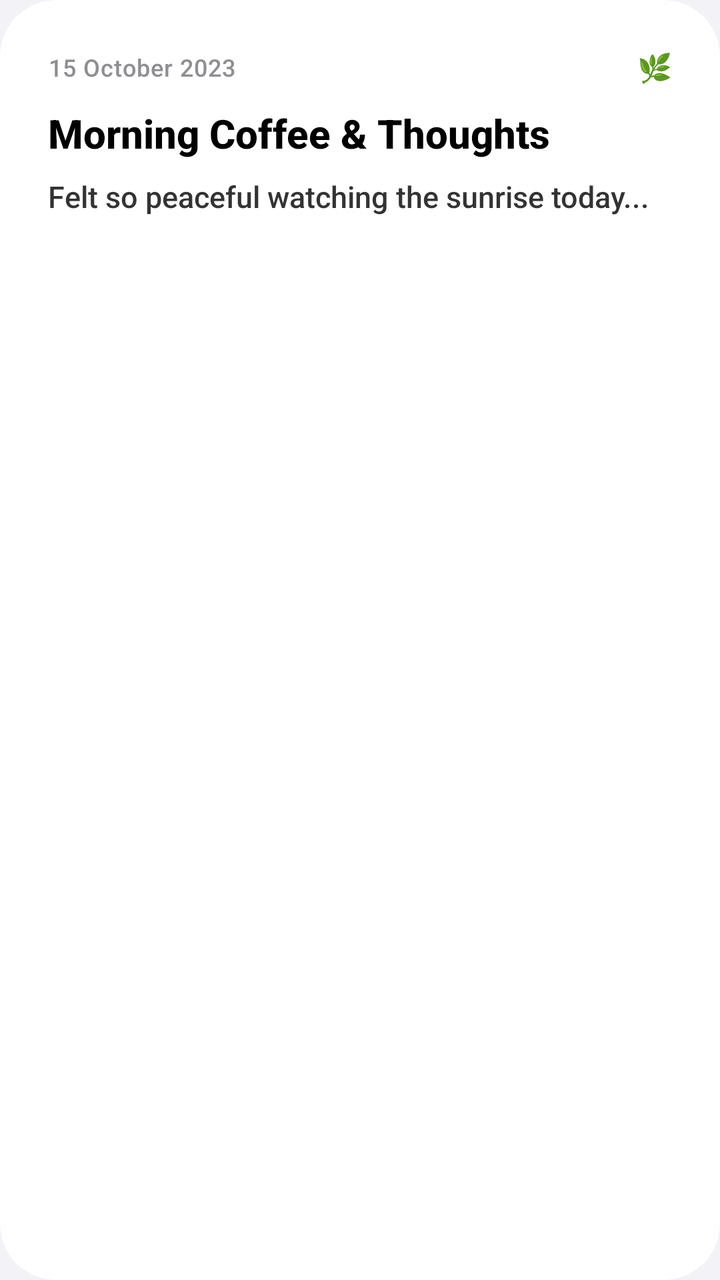
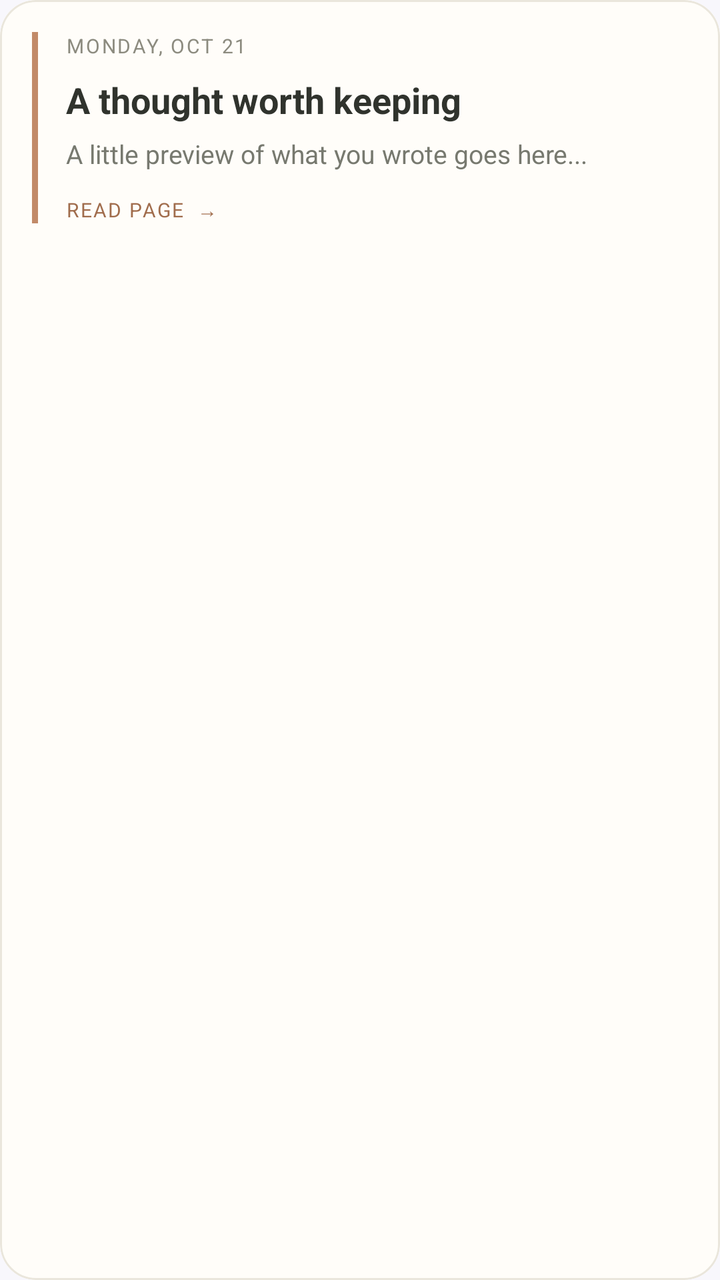

Before-and-after screenshots of an Android layout around one commit, followed by the original layout XML and the change that was made.
<!-- AndroidManifest.xml: application theme Theme.Floow -->
<!-- res/layout/item_journal.xml -->
<?xml version="1.0" encoding="utf-8"?>
<androidx.cardview.widget.CardView xmlns:android="http://schemas.android.com/apk/res/android"
    xmlns:app="http://schemas.android.com/apk/res-auto"
    android:layout_width="match_parent"
    android:layout_height="wrap_content"
    android:layout_marginBottom="16dp"
    app:cardCornerRadius="28dp"
    app:cardElevation="0dp"
    app:cardBackgroundColor="@color/white">

    <LinearLayout
        android:id="@+id/cardBackground"
        android:layout_width="match_parent"
        android:layout_height="wrap_content"
        android:orientation="vertical"
        android:padding="24dp">

        <LinearLayout
            android:layout_width="match_parent"
            android:layout_height="wrap_content"
            android:gravity="center_vertical"
            android:orientation="horizontal">

            <TextView
                android:id="@+id/tvDate"
                android:layout_width="0dp"
                android:layout_height="wrap_content"
                android:layout_weight="1"
                android:text="15 October 2023"
                android:textColor="@color/text_secondary"
                android:textSize="12sp"
                android:fontFamily="sans-serif-medium"
                android:letterSpacing="0.03" />

            <TextView
                android:layout_width="wrap_content"
                android:layout_height="wrap_content"
                android:text="🌿"
                android:textSize="14sp" />
        </LinearLayout>

        <TextView
            android:id="@+id/tvTitle"
            android:layout_width="match_parent"
            android:layout_height="wrap_content"
            android:layout_marginTop="10dp"
            android:text="Morning Coffee &amp; Thoughts"
            android:textColor="@color/text_primary"
            android:textSize="20sp"
            android:textStyle="bold"
            android:fontFamily="sans-serif-medium" />

        <TextView
            android:id="@+id/tvContentPreview"
            android:layout_width="match_parent"
            android:layout_height="wrap_content"
            android:layout_marginTop="8dp"
            android:ellipsize="end"
            android:maxLines="3"
            android:text="Felt so peaceful watching the sunrise today..."
            android:textColor="@color/text_primary"
            android:textSize="15sp"
            android:lineSpacingExtra="4dp"
            android:alpha="0.8" />

    </LinearLayout>
</androidx.cardview.widget.CardView>
<!-- resources referenced by this layout -->
<resources>
  <color name="text_primary">#FF000000</color>
  <color name="text_secondary">#FF8E8E93</color>
  <color name="white">#FFFFFFFF</color>
  <style name="Theme.Floow" parent="Theme.Material3.Light.NoActionBar">
          <item name="colorPrimary">@color/accent</item>
          <item name="colorOnPrimary">@color/white</item>
          <item name="android:statusBarColor">@color/background</item>
          <item name="android:windowLightStatusBar">true</item>
          <item name="android:navigationBarColor">@color/background</item>
          <item name="android:windowBackground">@color/background</item>
  
          
          <item name="fontFamily">sans-serif-medium</item>
      </style>
  <color name="accent">#FF007AFF</color>
  <color name="background">#FFF2F2F7</color>
</resources>

<!-- the commit's change to res/layout/item_journal.xml (unified diff, before → after) -->
@@ -1,67 +1,82 @@
 <?xml version="1.0" encoding="utf-8"?>
-<androidx.cardview.widget.CardView xmlns:android="http://schemas.android.com/apk/res/android"
+<com.google.android.material.card.MaterialCardView
+    xmlns:android="http://schemas.android.com/apk/res/android"
     xmlns:app="http://schemas.android.com/apk/res-auto"
     android:layout_width="match_parent"
     android:layout_height="wrap_content"
-    android:layout_marginBottom="16dp"
-    app:cardCornerRadius="28dp"
+    android:layout_marginBottom="12dp"
+    app:cardBackgroundColor="#FFFDF9"
+    app:cardCornerRadius="18dp"
     app:cardElevation="0dp"
-    app:cardBackgroundColor="@color/white">
+    app:strokeColor="#EAE6DC"
+    app:strokeWidth="1dp">
 
     <LinearLayout
         android:id="@+id/cardBackground"
         android:layout_width="match_parent"
         android:layout_height="wrap_content"
-        android:orientation="vertical"
-        android:padding="24dp">
+        android:background="#FFFDF9"
+        android:orientation="horizontal"
+        android:padding="16dp">
+
+        <View
+            android:layout_width="3dp"
+            android:layout_height="match_parent"
+            android:layout_marginEnd="14dp"
+            android:background="#C28A69" />
 
         <LinearLayout
-            android:layout_width="match_parent"
+            android:layout_width="0dp"
             android:layout_height="wrap_content"
-            android:gravity="center_vertical"
-            android:orientation="horizontal">
+            android:layout_weight="1"
+            android:orientation="vertical">
 
             <TextView
-                android:id="@+id/tvDate"
-                android:layout_width="0dp"
+                android:id="@+id/tvJournalDate"
+                android:layout_width="wrap_content"
                 android:layout_height="wrap_content"
-                android:layout_weight="1"
-                android:text="15 October 2023"
-                android:textColor="@color/text_secondary"
-                android:textSize="12sp"
-                android:fontFamily="sans-serif-medium"
-                android:letterSpacing="0.03" />
+                android:text="MONDAY, OCT 21"
+                android:textColor="#8C8B7F"
+                android:textSize="10sp"
+                android:letterSpacing="0.09"
+                android:fontFamily="sans-serif-medium" />
+
+            <TextView
+                android:id="@+id/tvJournalTitle"
+                android:layout_width="match_parent"
+                android:layout_height="wrap_content"
+                android:layout_marginTop="8dp"
+                android:ellipsize="end"
+                android:maxLines="1"
+                android:text="A thought worth keeping"
+                android:textColor="#30332D"
+                android:textSize="18sp"
+                android:fontFamily="sans-serif"
+                android:textStyle="bold" />
+
+            <TextView
+                android:id="@+id/tvJournalContent"
+                android:layout_width="match_parent"
+                android:layout_height="wrap_content"
+                android:layout_marginTop="6dp"
+                android:ellipsize="end"
+                android:maxLines="2"
+                android:text="A little preview of what you wrote goes here..."
+                android:textColor="#77796F"
+                android:textSize="13sp"
+                android:lineSpacingExtra="3dp" />
 
             <TextView
                 android:layout_width="wrap_content"
                 android:layout_height="wrap_content"
-                android:text="🌿"
-                android:textSize="14sp" />
+                android:layout_marginTop="12dp"
+                android:text="READ PAGE  →"
+                android:textColor="#A16D4D"
+                android:textSize="10sp"
+                android:letterSpacing="0.08"
+                android:fontFamily="sans-serif-medium" />
+
         </LinearLayout>
+    </LinearLayout>
 
-        <TextView
-            android:id="@+id/tvTitle"
-            android:layout_width="match_parent"
-            android:layout_height="wrap_content"
-            android:layout_marginTop="10dp"
-            android:text="Morning Coffee &amp; Thoughts"
-            android:textColor="@color/text_primary"
-            android:textSize="20sp"
-            android:textStyle="bold"
-            android:fontFamily="sans-serif-medium" />
-
-        <TextView
-            android:id="@+id/tvContentPreview"
-            android:layout_width="match_parent"
-            android:layout_height="wrap_content"
-            android:layout_marginTop="8dp"
-            android:ellipsize="end"
-            android:maxLines="3"
-            android:text="Felt so peaceful watching the sunrise today..."
-            android:textColor="@color/text_primary"
-            android:textSize="15sp"
-            android:lineSpacingExtra="4dp"
-            android:alpha="0.8" />
-
-    </LinearLayout>
-</androidx.cardview.widget.CardView>
+</com.google.android.material.card.MaterialCardView>
<!-- resource entries referenced after the edit -->
@@ -1,7 +1,5 @@
 <!-- resources referenced by this layout -->
 <resources>
-  <color name="text_primary">#FF000000</color>
-  <color name="text_secondary">#FF8E8E93</color>
   <color name="white">#FFFFFFFF</color>
   <style name="Theme.Floow" parent="Theme.Material3.Light.NoActionBar">
           <item name="colorPrimary">@color/accent</item>
@@ -12,9 +10,10 @@
           <item name="android:windowBackground">@color/background</item>
   
           
-          <item name="fontFamily">sans-serif-medium</item>
+          <item name="fontFamily">sans-serif</item>
+          <item name="android:fontFamily">sans-serif</item>
       </style>
   <color name="accent">#FF007AFF</color>
-  <color name="background">#FFF2F2F7</color>
+  <color name="background">#FFF8F7FC</color>
 </resources>
 
